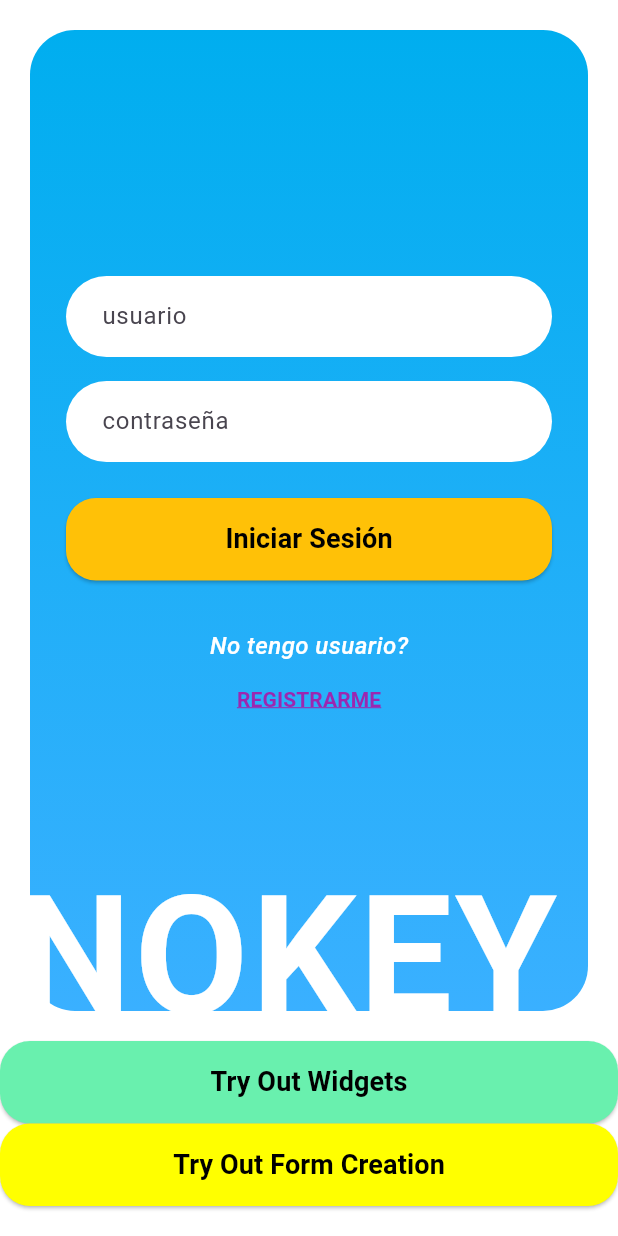
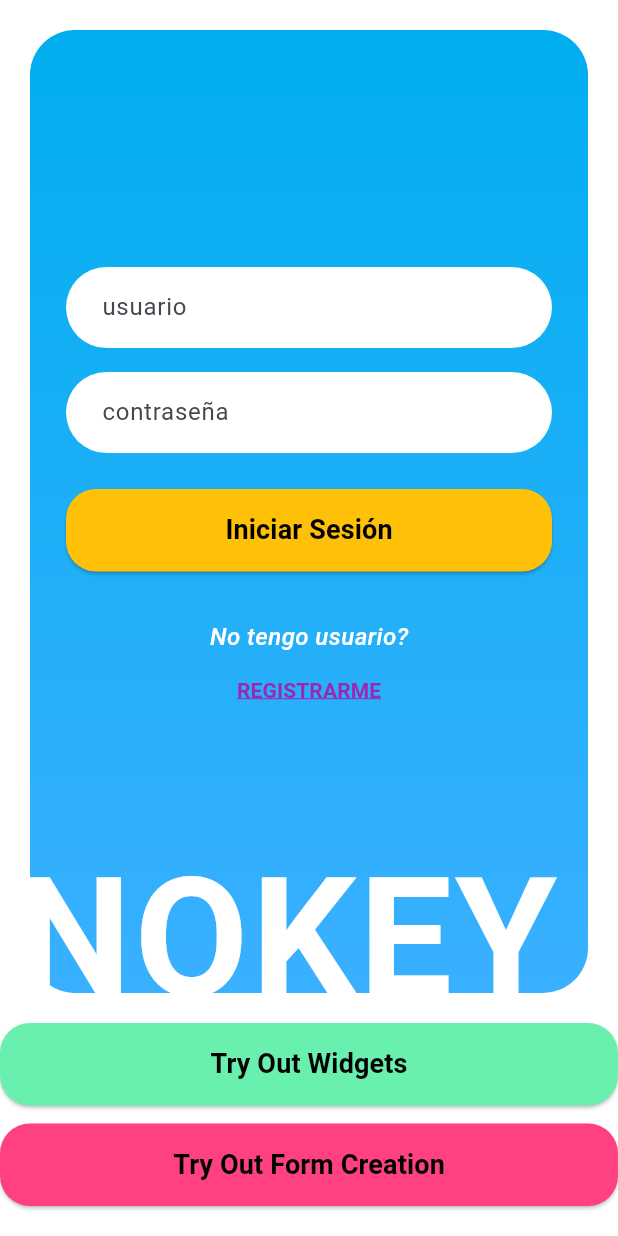
Before and after one commit to SebassoriaP/bamx, a Flutter app: the screen it shows after launch, on a phone screen of 412 x 824 dp. Run offline on Flutter 3.47's test engine with Material 3 defaults, Android fonts, the phone set to English and light mode, and no system bars; our stand-ins replace cloud_firestore, firebase_auth, firebase_core; accounts and stored records are empty.

Commit message:
Change login footer format

```diff
--- a/lib/widgets/login/login_footer.dart
+++ b/lib/widgets/login/login_footer.dart
@@ -23,10 +23,12 @@ class LoginFooter extends StatelessWidget {
             onPressed: onTestWidgets,
         ),
 
+        const SizedBox(height: 12),
+
         ButtonWidget(
             text: "Try Out Form Creation",
             textColor: Colors.black,
-            color: Colors.yellowAccent,
+            color: Colors.pinkAccent,
             onPressed: onTestFormCreation,
         ),
       ],
```
